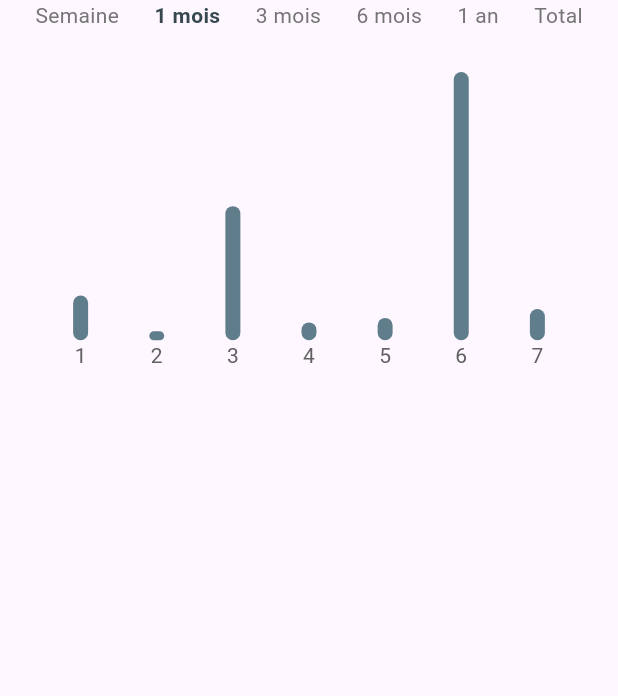
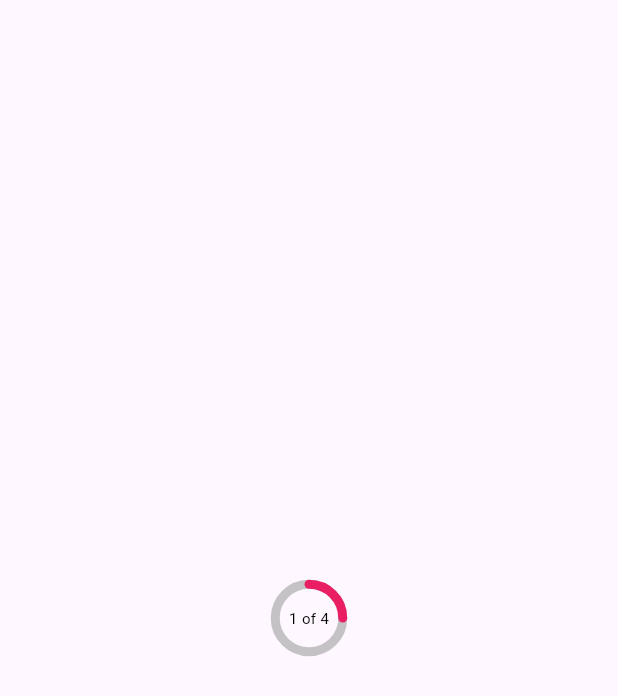
Before and after one commit to ZapeeoSheikh/custom_widgets_flutterflow, a Flutter app: the screen it shows after launch, on a phone screen of 412 x 824 dp. Shown: the top 696 px of the screen. Run offline on Flutter 3.47's test engine with Material 3 defaults, Android fonts, the phone set to English and light mode, and no system bars; drawn by our look-alikes of fl_chart; missing offline and left inert: flutter_stepindicator, geocode, kalender, time_slot.

Commit message:
sage builder

```diff
--- a/lib/main.dart
+++ b/lib/main.dart
@@ -4,6 +4,7 @@ import 'package:event_calander/event_calendar.dart';
 import 'package:event_calander/percentage_bar.dart';
 import 'package:event_calander/place%20API.dart';
 import 'package:event_calander/range_slider.dart';
+import 'package:event_calander/sageBuilder.dart';
 import 'package:event_calander/timeSlot_picker.dart';
 import 'package:flutter/material.dart';
 // import 'package:calendar_view/calendar_view.dart';
@@ -12,7 +13,9 @@ import 'availablity_kalender.dart';
 import 'barchart.dart';
 import 'chart.dart';
 import 'function.dart';
+import 'labeled slider.dart';
 import 'linechart.dart';
+import 'loading.dart';
 
 void main() {
   runApp(const MyApp());
@@ -24,22 +27,33 @@ class MyApp extends StatelessWidget {
   // This widget is the root of your application.
   @override
   Widget build(BuildContext context) {
-    return MaterialApp(
-      home: CustomBarChart(
-        weekSpots: [10, 20, 3, 40, 25, 16,47 ],
-        monthSpots: [100, 20, 300, 40, 50, 600, 70],
-        month3Spots: [100, 20, 300, 402, 520, 610, 750],
-        month6Spots: [100, 2000, 300, 4010, 5020, 600, 7000],
-        yearSpots: [10000, 20000, 30000, 40000, 50000, 60000, 70000],
-        allYearSpots: [
-          DataPoint(year: 2022, value: 1298),
-          DataPoint(year: 2023, value: 10298),
-          DataPoint(year: 2024, value: 3298),
-        ],)
+    return const MaterialApp(
+      // home: CustomBarChart(
+      //   weekSpots: [10, 20, 3, 40, 25, 16,47 ],
+      //   monthSpots: [100, 20, 300, 40, 50, 600, 70],
+      //   month3Spots: [100, 20, 300, 402, 520, 610, 750],
+      //   month6Spots: [100, 2000, 300, 4010, 5020, 600, 7000],
+      //   yearSpots: [10000, 20000, 30000, 40000, 50000, 60000, 70000],
+      //   allYearSpots: [
+      //     DataPoint(year: 2022, value: 1298),
+      //     DataPoint(year: 2023, value: 10298),
+      //     DataPoint(year: 2024, value: 3298),
+      //   ],)
 
+      // home: CircularProgressBarI(color: Colors.grey, size: 30,),
 
+//       home: CustomSliderPage(
+//         width: 800, height: 29,
+//         color: Color(0xff5497A7),
+//         steps: [
+//           1, 5, 10, 15, 20, 25
+//         ],
+//         stepValues: [
+// "","5 €", "10 €", "-5% \nde commission", "10 €", "400 h",
+//         ], stepSubValues: [" "," ", " ", "sur les 3 prochaines prestations", " ", "sur votre parcours de grades",  ],
+//       ),
 
-
+    home:StageBuilder(count: 4, currentIndex: 1, height: 45, width: 45)
       // home: FunctionTesting()
       // home: DoubleSlider(startPoint: 20, endPoint: 80)
       // home: PercentageBar(value1: 10000, value2: 2000, value3: 5000,)
@@ -54,7 +68,6 @@ class MyApp extends StatelessWidget {
       //       ],
       // )
       // home: GooglePlacesSearchWidget(apiKey: 'AIzaSyCHjdNb9HxLuysDr1ZbJyNsQYRob6k5DkM',)
-
 
       // home: CustomLineChart(
       //   ejan: 5000,
--- /dev/null
+++ b/lib/sageBuilder.dart
@@ -0,0 +1,56 @@
+
+
+
+import 'package:flutter/material.dart';
+
+class StageBuilder extends StatefulWidget {
+  const StageBuilder({
+    super.key,
+    this.width,
+    this.height,
+    required this.count,
+    required this.currentIndex,
+  });
+
+  final double? width;
+  final double? height;
+  final int count;
+  final int currentIndex;
+
+  @override
+  State<StageBuilder> createState() => _StageBuilderState();
+}
+
+class _StageBuilderState extends State<StageBuilder> {
+  @override
+  Widget build(BuildContext context) {
+    return Scaffold(
+      body: Container(
+        alignment: Alignment.center,
+        padding: const EdgeInsets.all(2),
+        child: Stack(
+          alignment: Alignment.center, // Ensures children are centered
+          children: [
+            SizedBox(
+              height: widget.height,
+              width: widget.width,
+              child: CircularProgressIndicator(
+                value: widget.currentIndex / widget.count,
+                backgroundColor: Colors.grey.withOpacity(0.6),
+                strokeWidth: 6,
+                valueColor: const AlwaysStoppedAnimation<Color>(Colors.pink),
+                strokeCap: StrokeCap.round,
+              ),
+            ),
+            Center( // Centers the text within the Stack
+              child: Text(
+                "${widget.currentIndex.toInt()} of ${widget.count.toInt()}",
+                style: TextStyle(fontSize: 10, color: Colors.black),
+              ),
+            ),
+          ],
+        ),
+      ),
+    );
+  }
+}
```
Also changed, not shown: lib/labeled slider.dart (added, +153 -0 lines), lib/loading.dart (added, +27 -0 lines). Lines whose indentation alone changed are shown as unchanged.
